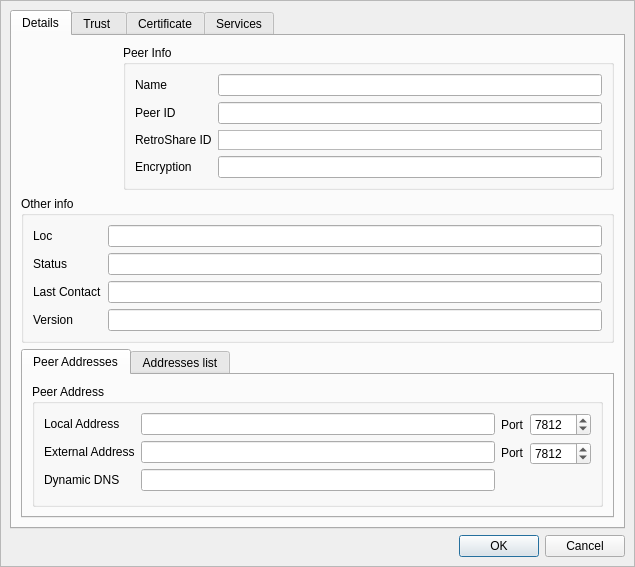
hunbernd/CustomizedRetroshare, file retroshare-gui/src/gui/connect/ConfCertDialog.ui: the form before one commit.
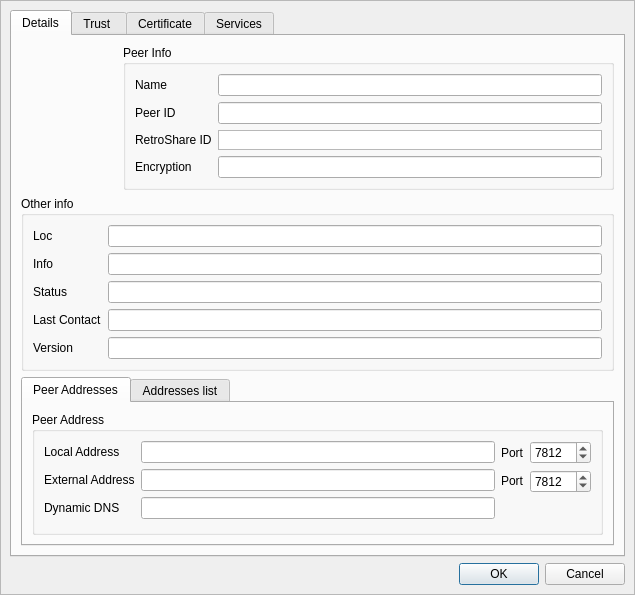
The form after the commit. Icons and pictures are not drawn. Custom widgets are drawn as their Qt base class.

Commit message: AddPersonnalInfoOnPeers by Phenom (cherry picked from commit 24cc7db02570171bce4b2bb30ba1990b68192c14)

What changed in the file:
```diff
--- a/retroshare-gui/src/gui/connect/ConfCertDialog.ui
+++ b/retroshare-gui/src/gui/connect/ConfCertDialog.ui
@@ -190,41 +190,51 @@
               </widget>
              </item>
              <item row="1" column="0">
+              <widget class="QLabel" name="label_PersoInfo">
+               <property name="text">
+                <string>Info</string>
+               </property>
+              </widget>
+             </item>
+             <item row="1" column="1">
+              <widget class="QLineEdit" name="info"/>
+             </item>
+             <item row="2" column="0">
               <widget class="QLabel" name="label_status">
                <property name="text">
                 <string>Status</string>
                </property>
               </widget>
              </item>
-             <item row="1" column="1">
+             <item row="2" column="1">
               <widget class="QLineEdit" name="statusline">
                <property name="readOnly">
                 <bool>true</bool>
                </property>
               </widget>
              </item>
-             <item row="2" column="0">
+             <item row="3" column="0">
               <widget class="QLabel" name="label_last_contact">
                <property name="text">
                 <string>Last Contact</string>
                </property>
               </widget>
              </item>
-             <item row="2" column="1">
+             <item row="3" column="1">
               <widget class="QLineEdit" name="lastcontact">
                <property name="readOnly">
                 <bool>true</bool>
                </property>
               </widget>
              </item>
-             <item row="3" column="0">
+             <item row="4" column="0">
               <widget class="QLabel" name="label_version">
                <property name="text">
                 <string>Version</string>
                </property>
               </widget>
              </item>
-             <item row="3" column="1">
+             <item row="4" column="1">
               <widget class="QLineEdit" name="version">
                <property name="readOnly">
                 <bool>true</bool>
```
Left out of the diff: 1 changed line with no effect on the pictures. The commit also changes 11 other files.
